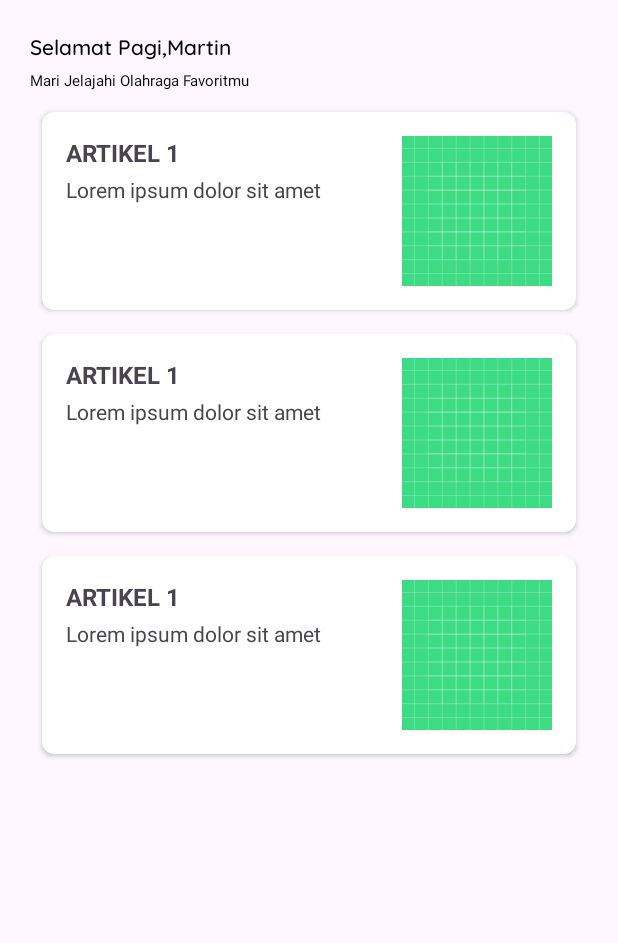
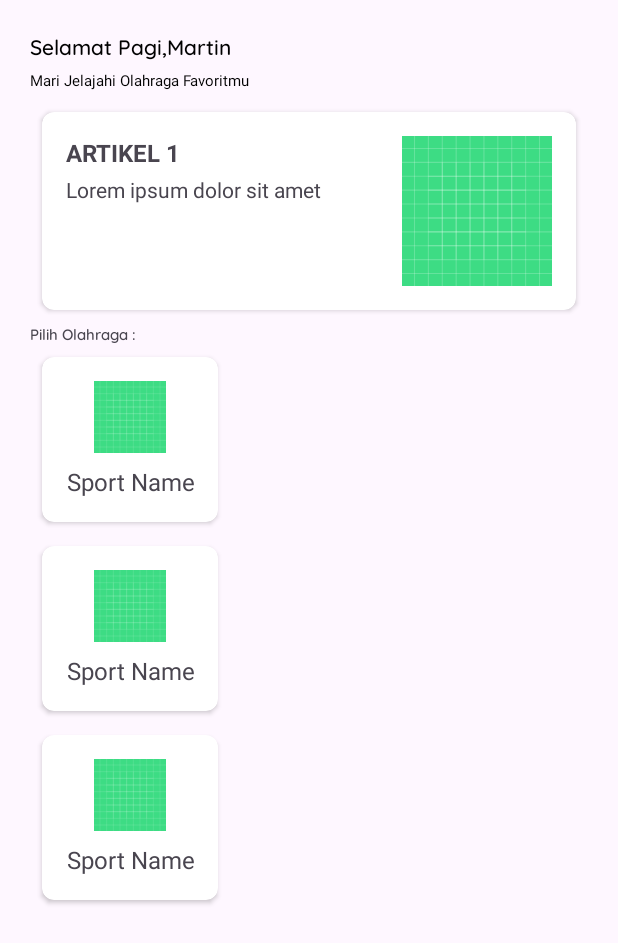
Before and after one commit to Verolynz/Inoter, an Android app: the layout activity_main.xml on its own in the app's theme, with its tools: preview values and no code run, on a phone screen of 412 x 824 dp. Shown: the top 943 px of the screen. Run offline under Robolectric (Android 15) with nearby library versions, the phone set to English and light mode, and no system bars.

Commit message:
commit 2 martin xml beranda 20% finish mainactv

```diff
--- a/app/src/main/res/layout/activity_main.xml
+++ b/app/src/main/res/layout/activity_main.xml
@@ -30,9 +30,22 @@
             android:layout_width="match_parent"
             android:layout_height="wrap_content"
             android:orientation="horizontal"
+            app:layoutManager="androidx.recyclerview.widget.LinearLayoutManager"
             tools:listitem="@layout/rvartikelmainactivity"/>
+        <TextView
+            android:layout_width="wrap_content"
+            android:layout_height="wrap_content"
+            android:text="Pilih Olahraga : "
+            android:textSize="10dp"
+            android:fontFamily="@font/quicksand_medium"/>
+        <androidx.recyclerview.widget.RecyclerView
+            android:layout_width="match_parent"
+            android:layout_height="wrap_content"
+            tools:listitem="@layout/rviconolahraga"
+            app:layoutManager="androidx.recyclerview.widget.GridLayoutManager"/>
 
     </LinearLayout>
 
 
+
 </LinearLayout>
--- /dev/null
+++ b/app/src/main/res/layout/rviconolahraga.xml
@@ -0,0 +1,36 @@
+<?xml version="1.0" encoding="utf-8"?>
+<androidx.cardview.widget.CardView xmlns:android="http://schemas.android.com/apk/res/android"
+    xmlns:card_view="http://schemas.android.com/apk/res-auto"
+    android:layout_width="wrap_content"
+    android:layout_height="wrap_content"
+    android:layout_margin="8dp"
+    android:orientation="horizontal"
+    card_view:cardCornerRadius="8dp">
+
+    <LinearLayout
+        android:layout_width="match_parent"
+        android:layout_height="wrap_content"
+        android:orientation="vertical"
+        android:padding="16dp"
+        android:gravity="center">
+
+        <ImageView
+            android:id="@+id/iconImageView"
+            android:layout_width="48dp"
+            android:layout_height="48dp"
+            android:src="@drawable/ic_launcher_background"
+            android:layout_gravity="center"/>
+
+        <TextView
+            android:id="@+id/nameTextView"
+            android:layout_width="wrap_content"
+            android:layout_height="wrap_content"
+            android:text="Sport Name"
+            android:layout_marginTop="8dp"
+            android:textSize="16sp"
+            android:layout_gravity="center"
+            android:textAlignment="center"/>
+
+    </LinearLayout>
+
+</androidx.cardview.widget.CardView>
```
